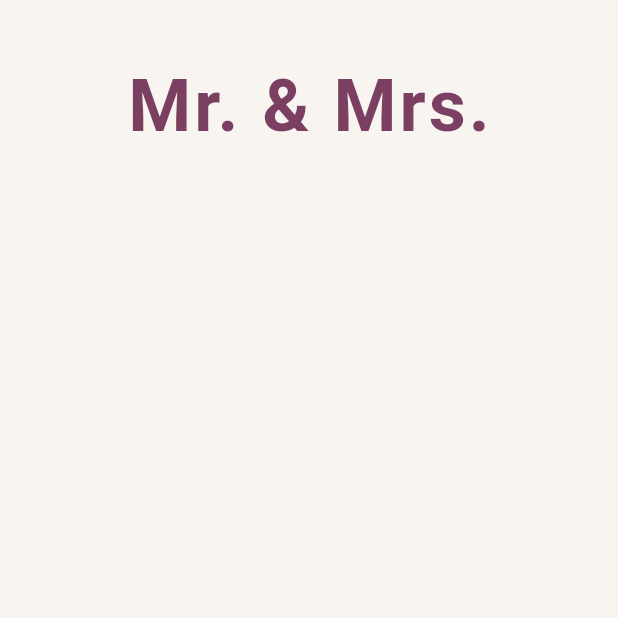
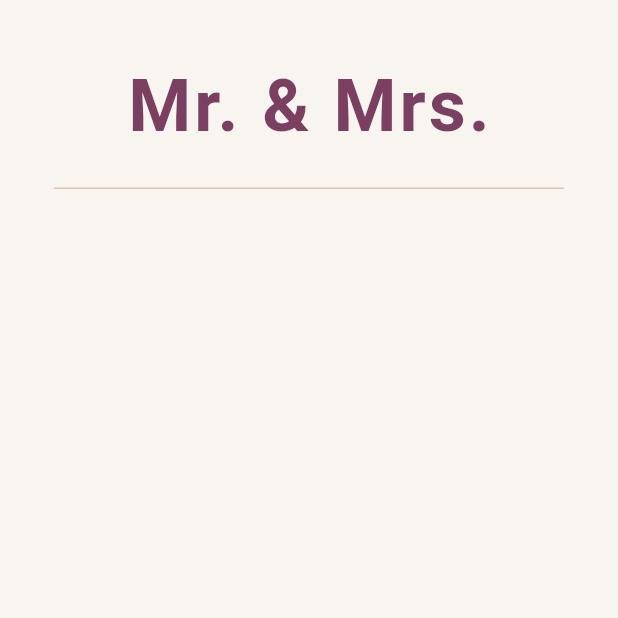
Before and after one commit to mcshayla/flutter_app, a Flutter app: the YesPage screen opened directly, on a phone screen of 412 x 824 dp, the top half of it. Run offline on Flutter 3.47's test engine with Material 3 defaults, Android fonts, the phone set to English and light mode, and no system bars; our stand-ins replace font_awesome_flutter, google_fonts, supabase_flutter; accounts and stored records are empty.

Commit message:
line in yes page

```diff
--- a/lib/pages/yes_page.dart
+++ b/lib/pages/yes_page.dart
@@ -23,17 +23,25 @@ class YesPage extends StatelessWidget {
         children: [
           Padding(
             padding: const EdgeInsets.all(36.0),
-            child:Text("Mr. & Mrs.",
-            // style: GoogleFonts.greatVibes(fontSize: 48)
-            style: GoogleFonts.bodoniModa(
-                  fontSize: 48,
-                  fontWeight: FontWeight.w600, // Medium to Semi-Bold for impact
-                  letterSpacing: 2.0, // A little spacing for elegance
-                  color: const Color(0xFF7B3F61)
-                )
+            child: Column(
+              children: [
+                Text("Mr. & Mrs.",
+                  style: GoogleFonts.bodoniModa(
+                    fontSize: 48,
+                    fontWeight: FontWeight.w600,
+                    letterSpacing: 2.0,
+                    color: const Color(0xFF7B3F61)
+                  )
                 ),
+                const SizedBox(height: 20),
+                Container(
+                  height: 1,
+                  color: const Color(0xFFDCC7AA),
+                ),
+
+              ],
+            ),
           ),
-
           Expanded(
 
             child: ListView.builder(
```
